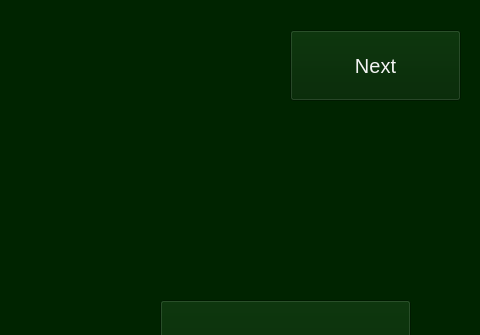
This is WindowsGraphics/FlashCardsModeWindow.ui in Skripkon/App-for-learning-English-LANGOD as Qt 5 draws it before an edit; both pictures show x 720 to 1200 and y 0 to 335 of the 1200 by 800 pixel window. The edited form follows.
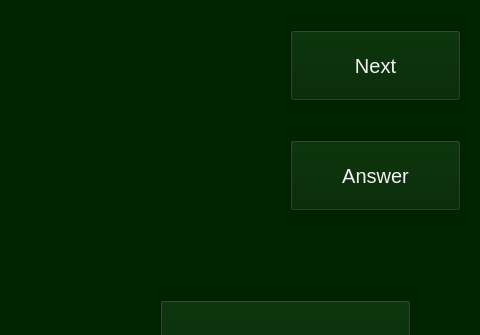
This is the edited form.

Commit message: FlashCardMode lil updates

Patch:
```diff
--- a/WindowsGraphics/FlashCardsModeWindow.ui
+++ b/WindowsGraphics/FlashCardsModeWindow.ui
@@ -218,6 +218,26 @@
     <string>Next</string>
    </property>
   </widget>
+  <widget class="QPushButton" name="right_answer_button">
+   <property name="geometry">
+    <rect>
+     <x>1010</x>
+     <y>140</y>
+     <width>171</width>
+     <height>71</height>
+    </rect>
+   </property>
+   <property name="styleSheet">
+    <string notr="true">color:rgb(255, 0, 255);
+font-size:15pt; 
+color:rgb(243, 243, 243);
+selection-background-color: rgb(255, 255, 255);
+</string>
+   </property>
+   <property name="text">
+    <string>Answer</string>
+   </property>
+  </widget>
  </widget>
  <resources/>
  <connections/>
```
Left out of the diff: 2 changed lines with no effect on the pictures. The commit also changes 2 other files.
